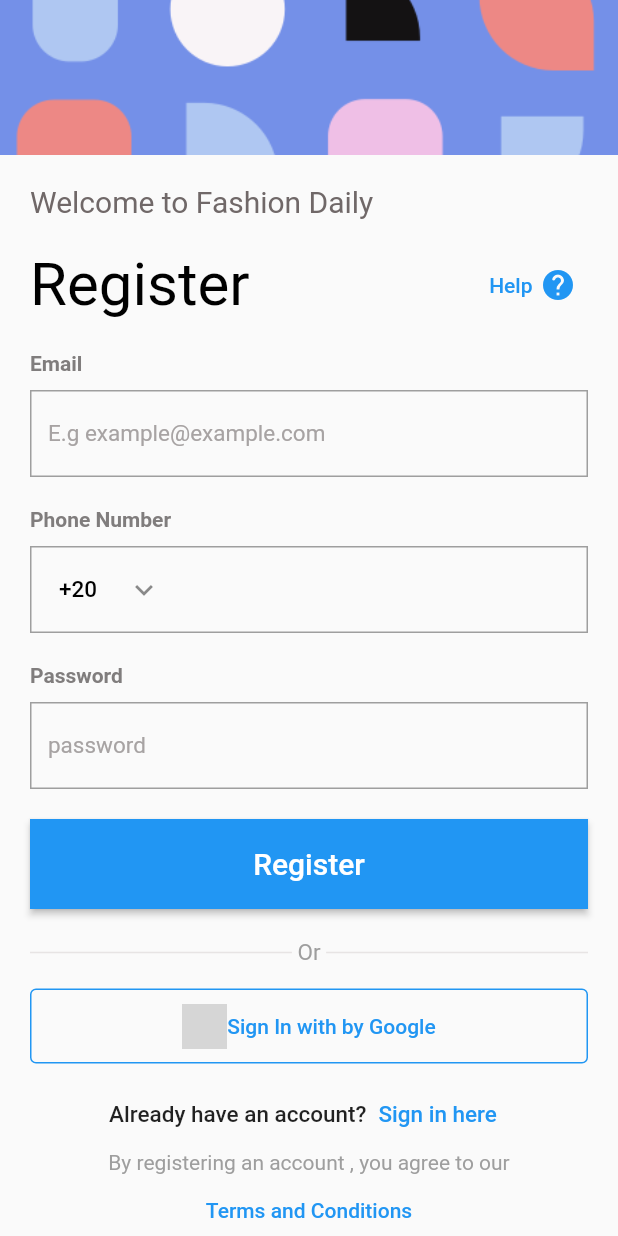
After one commit to monicaE16/Task1_Algoriza, a Flutter app: the Register screen opened directly, on a phone screen of 412 x 824 dp. The commit adds this screen. Run offline on Flutter 3.47's test engine with Material 2 defaults, Android fonts, the phone set to English and light mode, and no system bars; drawn by our look-alikes of country_code_picker; network calls fail; grey boxes are pictures that could not be loaded.

Commit message:
added register page

```diff
--- /dev/null
+++ b/lib/components/ask_question.dart
@@ -0,0 +1,33 @@
+import 'package:flutter/material.dart';
+
+class AccountQuestion extends StatelessWidget {
+  final String question;
+  final String help;
+    final VoidCallback myFunc;
+
+  const AccountQuestion({
+    required this.question,
+    required this.help,
+    required this.myFunc,
+    Key? key,
+  }) : super(key: key);
+
+  @override
+  Widget build(BuildContext context) {
+    return Row(
+      mainAxisAlignment: MainAxisAlignment.center,
+      children: [
+        Text(question,
+            style: const TextStyle(fontSize: 15, fontWeight: FontWeight.w500)),
+        TextButton(
+          onPressed: myFunc,
+          child:  Text(help,
+              style: const TextStyle(
+                  color: Colors.blue,
+                  fontSize: 15,
+                  fontWeight: FontWeight.w500)),
+        ),
+      ],
+    );
+  }
+}
--- a/lib/components/button1.dart
+++ b/lib/components/button1.dart
@@ -5,22 +5,19 @@ class MyButton extends StatelessWidget {
   final String myText;
   final Color color;
   final double borderRadius;
+  final VoidCallback myFunc;
   const MyButton(
       {Key? key,
       required this.myText,
       this.color = Colors.teal,
+      required this.myFunc,
       this.borderRadius = 10})
       : super(key: key);
 
   @override
   Widget build(BuildContext context) {
     return MaterialButton(
-      onPressed: () {
-        Navigator.push(
-          context,
-          MaterialPageRoute(builder: (context) => const SignIn()),
-        );
-      },
+      onPressed: myFunc,
       minWidth: double.infinity,
       height: 60,
       color: color,
--- /dev/null
+++ b/lib/components/head_title.dart
@@ -0,0 +1,34 @@
+import 'package:flutter/material.dart';
+
+class HeadTitle extends StatelessWidget {
+  final String title;
+  const HeadTitle({
+    required this.title,
+    Key? key,
+  }) : super(key: key);
+
+  @override
+  Widget build(BuildContext context) {
+    return Row(
+      mainAxisAlignment: MainAxisAlignment.spaceBetween,
+      children: [
+         Text(
+          title,
+          textAlign: TextAlign.start,
+          style: const TextStyle(color: Color.fromARGB(255, 0, 0, 0), fontSize: 40),
+        ),
+        TextButton(
+            onPressed: () {},
+            child: Row(
+              children: const [
+                Text('Help'),
+                SizedBox(
+                  width: 5,
+                ),
+                Icon(Icons.help_rounded)
+              ],
+            ))
+      ],
+    );
+  }
+}
--- /dev/null
+++ b/lib/components/icon_button.dart
@@ -0,0 +1,31 @@
+import 'package:flutter/material.dart';
+
+class IconButton1 extends StatelessWidget {
+  const IconButton1({
+    Key? key,
+  }) : super(key: key);
+
+  @override
+  Widget build(BuildContext context) {
+    return OutlinedButton(
+        onPressed: () {},
+        style: OutlinedButton.styleFrom(
+          minimumSize: const Size(double.infinity, 50),
+          side: const BorderSide(width: 1.0, color: Colors.blue),
+        ),
+        child: Row(
+          mainAxisAlignment: MainAxisAlignment.center,
+          children: [
+            Image.network(
+              'http://pngimg.com/uploads/google/google_PNG19635.png',
+              width: 30,
+              height: 30,
+            ),
+            const Text(
+              'Sign In with by Google',
+              style: TextStyle(color: Colors.blue),
+            )
+          ],
+        ));
+  }
+}
--- /dev/null
+++ b/lib/components/input_field.dart
@@ -0,0 +1,46 @@
+import 'package:flutter/material.dart';
+
+class InputField extends StatelessWidget {
+  final String name;
+  final String initialText;
+  final IconData? icon;
+  const InputField({
+    required this.name,
+    required this.initialText,
+    this.icon,
+    Key? key,
+  }) : super(key: key);
+
+  @override
+  Widget build(BuildContext context) {
+    return Column(
+      crossAxisAlignment: CrossAxisAlignment.start,
+      children: [
+        Text(
+          name,
+          style: const TextStyle(
+              fontWeight: FontWeight.bold,
+              color: Color.fromARGB(255, 128, 125, 125)),
+        ),
+        const SizedBox(
+          height: 10,
+        ),
+        TextFormField(
+          controller: TextEditingController()..text = initialText,
+          keyboardType: TextInputType.text,
+          style: const TextStyle(
+              color: Color.fromARGB(255, 167, 163, 163),
+              decorationColor: Colors.white,
+              fontSize: 15),
+          decoration: const InputDecoration(
+            // suffixIcon: Icon(),
+            // contentPadding: EdgeInsets.symmetric(vertical: 2),
+            enabledBorder: OutlineInputBorder(
+                borderRadius: BorderRadius.all(Radius.zero),
+                borderSide: BorderSide(color: Colors.grey)),
+          ),
+        ),
+      ],
+    );
+  }
+}
--- /dev/null
+++ b/lib/components/or_divider.dart
@@ -0,0 +1,31 @@
+import 'package:flutter/material.dart';
+
+class OrDivider extends StatelessWidget {
+  const OrDivider({
+    Key? key,
+  }) : super(key: key);
+
+  @override
+  Widget build(BuildContext context) {
+    return Row(
+      mainAxisAlignment: MainAxisAlignment.start,
+      children: const [
+        Expanded(
+          child: Divider(
+            thickness: 1,
+            color: Color.fromARGB(255, 231, 228, 228),
+          ),
+        ),
+        Text(
+          ' Or ',
+          style: TextStyle(fontSize: 15, color: Colors.grey),
+        ),
+        Expanded(
+          child: Divider(
+              thickness: 1,
+              color: Color.fromARGB(255, 231, 228, 228)),
+        ),
+      ],
+    );
+  }
+}
--- /dev/null
+++ b/lib/components/phone_number.dart
@@ -0,0 +1,57 @@
+import 'package:country_code_picker/country_code_picker.dart';
+import 'package:flutter/material.dart';
+
+class PhoneNumberFiled extends StatelessWidget {
+  const PhoneNumberFiled({
+    Key? key,
+  }) : super(key: key);
+
+  @override
+  Widget build(BuildContext context) {
+    return Column(
+      crossAxisAlignment: CrossAxisAlignment.start,
+      children: [
+        const Text(
+          'Phone Number',
+          style: TextStyle(
+              fontWeight: FontWeight.bold,
+              color: Color.fromARGB(255, 128, 125, 125)),
+        ),
+        const SizedBox(
+          height: 10,
+        ),
+        TextFormField(
+          controller: TextEditingController()..text = 'E.g 1054540227',
+          keyboardType: TextInputType.phone,
+          style: const TextStyle(
+              color: Color.fromARGB(255, 167, 163, 163),
+              decorationColor: Colors.white,
+              fontSize: 15),
+          decoration: InputDecoration(
+            // contentPadding: EdgeInsets.symmetric(vertical: 2),
+            enabledBorder: const OutlineInputBorder(
+                borderRadius: BorderRadius.all(Radius.zero),
+                borderSide: BorderSide(color: Colors.grey)),
+            prefixIcon: Row(
+              mainAxisAlignment: MainAxisAlignment.start,
+              children: [
+                CountryCodePicker(
+                  // Initial selection and favorite can be one of code ('IT') OR dial_code('+39')
+                  initialSelection: '+20',
+                  showFlagMain: false,
+                  favorite: const ['+20', 'EG'],
+                  textStyle: const TextStyle(
+                      color: Colors.black,
+                      decorationColor: Colors.white,
+                      fontSize: 15),
+                  showFlag: true,
+                ),
+                const Icon(Icons.keyboard_arrow_down_outlined)
+              ],
+            ),
+          ),
+        ),
+      ],
+    );
+  }
+}
--- a/lib/pages/homepage.dart
+++ b/lib/pages/homepage.dart
@@ -1,6 +1,7 @@
 import 'package:flutter/material.dart';
 import 'package:task1/components/button1.dart';
 import 'package:task1/components/home.dart';
+import 'package:task1/pages/signin.dart';
 
 List<String> mainParagraph = [
   'Get food delivery to your doorstop asap',
@@ -23,10 +24,6 @@ class _MyHomePageState extends State<MyHomePage> {
   final PageController pageController = PageController();
 
   updatePageState(index) {
-    // if (index == 1) {
-    //   pageController.nextPage(
-    //       duration: Duration(milliseconds: 300), curve: Curves.easeIn);
-    // }
     setState(() {
       _currentIndex = index;
     });
@@ -98,9 +95,14 @@ class _MyHomePageState extends State<MyHomePage> {
                         )
                       ]),
                 ),
-                const MyButton(
-                  myText: 'Get Started',
-                ),
+                MyButton(
+                    myText: 'Get Started',
+                    myFunc: () {
+                      Navigator.push(
+                        context,
+                        MaterialPageRoute(builder: (context) => const SignIn()),
+                      );
+                    }),
                 Row(
                   mainAxisAlignment: MainAxisAlignment.center,
                   children: [
@@ -108,7 +110,13 @@ class _MyHomePageState extends State<MyHomePage> {
                         style: TextStyle(
                             fontSize: 20, fontWeight: FontWeight.w700)),
                     TextButton(
-                      onPressed: () {},
+                      onPressed: () {
+                        Navigator.push(
+                          context,
+                          MaterialPageRoute(
+                              builder: (context) => const SignIn()),
+                        );
+                      },
                       child: const Text('Sign Up',
                           style: TextStyle(
                               color: Colors.teal,
--- /dev/null
+++ b/lib/pages/register.dart
@@ -0,0 +1,124 @@
+import 'package:flutter/material.dart';
+import 'package:task1/components/ask_question.dart';
+import 'package:task1/components/button1.dart';
+import 'package:task1/components/head_title.dart';
+import 'package:task1/components/input_field.dart';
+import 'package:task1/components/or_divider.dart';
+import 'package:task1/components/icon_button.dart';
+import 'package:task1/components/phone_number.dart';
+import 'package:task1/pages/signin.dart';
+
+class Register extends StatefulWidget {
+  const Register({Key? key}) : super(key: key);
+
+  @override
+  State<Register> createState() => _RegisterState();
+}
+
+class _RegisterState extends State<Register> {
+  @override
+  Widget build(BuildContext context) {
+    return Scaffold(
+      resizeToAvoidBottomInset: false,
+      body: Wrap(children: [
+        Column(
+          children: [
+            SizedBox(
+              height: MediaQuery.of(context).size.height / 8,
+              width: MediaQuery.of(context).size.width,
+              child: Image.asset(
+                'assets/images/pattern.png',
+                fit: BoxFit.cover,
+              ),
+            ),
+            Container(
+              padding: const EdgeInsets.all(20),
+              child: Column(
+                crossAxisAlignment: CrossAxisAlignment.start,
+                mainAxisAlignment: MainAxisAlignment.spaceEvenly,
+                children: [
+                  const Text(
+                    'Welcome to Fashion Daily ',
+                    textAlign: TextAlign.start,
+                    style: TextStyle(
+                        color: Color.fromARGB(255, 112, 104, 104),
+                        fontSize: 20),
+                  ),
+                  const SizedBox(
+                    height: 20,
+                  ),
+                  const HeadTitle(
+                    title: 'Register',
+                  ),
+                  const SizedBox(
+                    height: 20,
+                  ),
+                  const InputField(
+                      name: 'Email', initialText: 'E.g example@example.com'),
+                  const SizedBox(
+                    height: 20,
+                  ),
+                  const PhoneNumberFiled(),
+                  const SizedBox(
+                    height: 20,
+                  ),
+                  const InputField(name: 'Password', initialText: 'password'),
+                  const SizedBox(
+                    height: 20,
+                  ),
+                  MyButton(
+                    myText: 'Register',
+                    borderRadius: 0.0,
+                    color: Colors.blue,
+                    myFunc: () {},
+                  ),
+                  const SizedBox(
+                    height: 20,
+                  ),
+                  const OrDivider(),
+                  const SizedBox(
+                    height: 15,
+                  ),
+                  const IconButton1(),
+                  const SizedBox(
+                    height: 10,
+                  ),
+                  AccountQuestion(
+                    question: "Already have an account?",
+                    help: "Sign in here",
+                    myFunc: () {
+                      Navigator.push(
+                        context,
+                        MaterialPageRoute(builder: (context) => const SignIn()),
+                      );
+                    },
+                  ),
+                  Column(
+                    crossAxisAlignment: CrossAxisAlignment.center,
+                    children: [
+                      const Center(
+                        child: Text(
+                          'By registering an account , you agree to our',
+                          textAlign: TextAlign.center,
+                          style: TextStyle(color: Colors.grey),
+                        ),
+                      ),
+                      TextButton(
+                        onPressed: () {},
+                        child: const Text(
+                          'Terms and Conditions',
+                          textAlign: TextAlign.center,
+                          style: TextStyle(color: Colors.blue),
+                        ),
+                      )
+                    ],
+                  ),
+                ],
+              ),
+            )
+          ],
+        ),
+      ]),
+    );
+  }
+}
--- a/lib/pages/signin.dart
+++ b/lib/pages/signin.dart
@@ -1,6 +1,11 @@
-import 'package:country_code_picker/country_code_picker.dart';
 import 'package:flutter/material.dart';
+import 'package:task1/components/ask_question.dart';
 import 'package:task1/components/button1.dart';
+import 'package:task1/components/head_title.dart';
+import 'package:task1/components/or_divider.dart';
+import 'package:task1/components/icon_button.dart';
+import 'package:task1/components/phone_number.dart';
+import 'package:task1/pages/register.dart';
 
 class SignIn extends StatefulWidget {
   const SignIn({Key? key}) : super(key: key);
@@ -39,143 +44,42 @@ class _SignInState extends State<SignIn> {
                 const SizedBox(
                   height: 20,
                 ),
-                Row(
-                  mainAxisAlignment: MainAxisAlignment.spaceBetween,
-                  children: [
-                    const Text(
-                      'Sign-in ',
-                      textAlign: TextAlign.start,
-                      style: TextStyle(
-                          color: Color.fromARGB(255, 0, 0, 0), fontSize: 40),
-                    ),
-                    TextButton(
-                        onPressed: () {},
-                        child: Row(
-                          children: const [
-                            Text('Help'),
-                            SizedBox(
-                              width: 5,
-                            ),
-                            Icon(Icons.help_rounded)
-                          ],
-                        ))
-                  ],
+                const HeadTitle(
+                  title: 'Sign in',
                 ),
                 const SizedBox(
                   height: 20,
                 ),
-                const Text(
-                  'Phone Number',
-                  style: TextStyle(
-                      fontWeight: FontWeight.bold,
-                      color: Color.fromARGB(255, 128, 125, 125)),
+                const PhoneNumberFiled(),
+                const SizedBox(
+                  height: 20,
                 ),
-                const SizedBox(
-                  height: 10,
-                ),
-                TextFormField(
-                  controller: TextEditingController()..text = 'E.g 1054540227',
-                  keyboardType: TextInputType.phone,
-                  style: const TextStyle(
-                      color: Color.fromARGB(255, 167, 163, 163),
-                      decorationColor: Colors.white,
-                      fontSize: 15),
-                  decoration: InputDecoration(
-                    // contentPadding: EdgeInsets.symmetric(vertical: 2),
-                    enabledBorder: const OutlineInputBorder(
-                        borderRadius: BorderRadius.all(Radius.zero),
-                        borderSide: BorderSide(color: Colors.grey)),
-                    prefixIcon: Row(
-                      mainAxisAlignment: MainAxisAlignment.start,
-                      children: [
-                        CountryCodePicker(
-                          // Initial selection and favorite can be one of code ('IT') OR dial_code('+39')
-                          initialSelection: '+20',
-                          showFlagMain: false,
-                          favorite: const ['+20', 'EG'],
-                          textStyle: const TextStyle(
-                              color: Colors.black,
-                              decorationColor: Colors.white,
-                              fontSize: 15),
-                          showFlag: true,
-                        ),
-                        const Icon(Icons.keyboard_arrow_down_outlined)
-                      ],
-                    ),
-                  ),
+                MyButton(
+                  myText: 'Sign In',
+                  borderRadius: 0.0,
+                  color: Colors.blue,
+                  myFunc: () {},
                 ),
                 const SizedBox(
                   height: 20,
                 ),
-                const MyButton(
-                  myText: 'Sign In',
-                  borderRadius: 0.0,
-                  color: Colors.blue,
-                ),
+                const OrDivider(),
                 const SizedBox(
                   height: 20,
                 ),
-                Row(
-                  mainAxisAlignment: MainAxisAlignment.start,
-                  children: const [
-                    Expanded(
-                      child: Divider(
-                        thickness: 1,
-                        color: Color.fromARGB(255, 231, 228, 228),
-                      ),
-                    ),
-                    Text(
-                      ' Or ',
-                      style: TextStyle(fontSize: 15, color: Colors.grey),
-                    ),
-                    Expanded(
-                      child: Divider(
-                          thickness: 1,
-                          color: Color.fromARGB(255, 231, 228, 228)),
-                    ),
-                  ],
-                ),
-                const SizedBox(
-                  height: 20,
-                ),
-                OutlinedButton(
-                    onPressed: () {},
-                    style: OutlinedButton.styleFrom(
-                      minimumSize: const Size(double.infinity, 50),
-                      side: const BorderSide(width: 1.0, color: Colors.blue),
-                    ),
-                    child: Row(
-                      mainAxisAlignment: MainAxisAlignment.center,
-                      children: [
-                        Image.network(
-                          'http://pngimg.com/uploads/google/google_PNG19635.png',
-                          width: 30,
-                          height: 30,
-                        ),
-                        const Text(
-                          'Sign In with by Google',
-                          style: TextStyle(color: Colors.blue),
-                        )
-                      ],
-                    )),
+                const IconButton1(),
                 const SizedBox(
                   height: 15,
                 ),
-                Row(
-                  mainAxisAlignment: MainAxisAlignment.center,
-                  children: [
-                    const Text("Don't have any account ?",
-                        style: TextStyle(
-                            fontSize: 15, fontWeight: FontWeight.w500)),
-                    TextButton(
-                      onPressed: () {},
-                      child: const Text('Register Here',
-                          style: TextStyle(
-                              color: Colors.blue,
-                              fontSize: 15,
-                              fontWeight: FontWeight.w500)),
-                    ),
-                  ],
+                AccountQuestion(
+                  question: "Don't have any account ?",
+                  help: "Register Here",
+                  myFunc: () {
+                    Navigator.push(
+                      context,
+                      MaterialPageRoute(builder: (context) => const Register()),
+                    );
+                  },
                 ),
                 const SizedBox(
                   height: 20,
```
